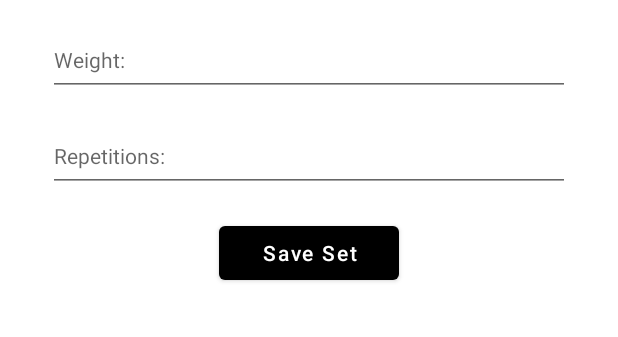
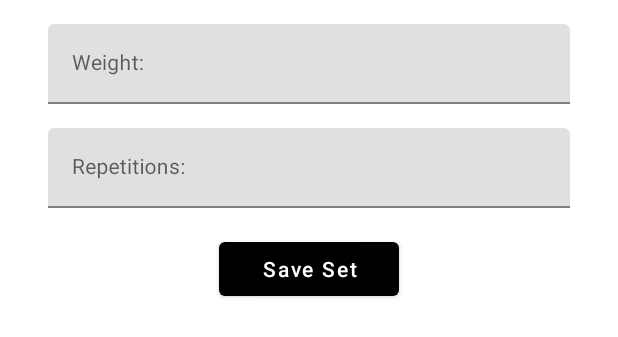
Before and after one commit to jungledav/gaintracker, an Android app: the layout fragment_add_sets.xml on its own in the app's theme, with its tools: preview values and no code run, on a phone screen of 412 x 824 dp. Shown: the top 337 px of the screen. Run offline under Robolectric (Android 15) with nearby library versions, the phone set to English and light mode, and no system bars.

Commit message:
uplifted UI add set input fields

```diff
--- a/app/src/main/java/com/UpTrack/example/UpTrack/fragments/ExerciseSetsFragment.kt
+++ b/app/src/main/java/com/UpTrack/example/UpTrack/fragments/ExerciseSetsFragment.kt
@@ -74,8 +74,8 @@ class ExerciseSetsFragment : Fragment() {
 
         binding.buttonAddSet.setOnClickListener { onAddSetButtonClick() }
 // Retrieve the saved unit and update the EditText's hint
-        binding.editTextWeight.hint = "Weight ($savedUnit):"
-        binding.editTextReps.hint = "Number of repetitions:"
+        binding.weightInputLayout.hint = "Weight ($savedUnit):"
+        binding.repsInputLayout.hint = "Number of repetitions:"
 
     }
 
--- a/app/src/main/res/layout/fragment_add_sets.xml
+++ b/app/src/main/res/layout/fragment_add_sets.xml
@@ -13,36 +13,47 @@
         android:layout_height="0dp"
         app:layout_constraintTop_toTopOf="parent" />
 
-
-    <EditText
-        android:id="@+id/editTextWeight"
+    <com.google.android.material.textfield.TextInputLayout
+        android:id="@+id/weightInputLayout"
         android:layout_width="0dp"
         android:layout_height="wrap_content"
         android:layout_marginStart="32dp"
         android:layout_marginTop="16dp"
         android:layout_marginEnd="32dp"
-        android:hint="Weight:"
-        android:inputType="numberDecimal"
-        android:minHeight="48dp"
-        android:textSize="14sp"
         app:layout_constraintStart_toStartOf="parent"
         app:layout_constraintEnd_toEndOf="parent"
-        app:layout_constraintTop_toBottomOf="@+id/viewPager"/>
+        app:layout_constraintTop_toBottomOf="@+id/viewPager">
 
-    <EditText
-        android:id="@+id/editTextReps"
+        <com.google.android.material.textfield.TextInputEditText
+            android:id="@+id/editTextWeight"
+            android:layout_width="match_parent"
+            android:layout_height="wrap_content"
+            android:hint="Weight:"
+            android:inputType="numberDecimal"
+            android:minHeight="48dp"
+            android:textSize="14sp"/>
+    </com.google.android.material.textfield.TextInputLayout>
+
+    <com.google.android.material.textfield.TextInputLayout
+        android:id="@+id/repsInputLayout"
         android:layout_width="0dp"
         android:layout_height="wrap_content"
         android:layout_marginStart="32dp"
         android:layout_marginTop="16dp"
         android:layout_marginEnd="32dp"
-        android:hint="Repetitions:"
-        android:inputType="number"
-        android:minHeight="48dp"
-        android:textSize="14sp"
-        app:layout_constraintTop_toBottomOf="@+id/editTextWeight"
+        app:layout_constraintTop_toBottomOf="@+id/weightInputLayout"
         app:layout_constraintStart_toStartOf="parent"
-        app:layout_constraintEnd_toEndOf="parent" />
+        app:layout_constraintEnd_toEndOf="parent">
+
+        <com.google.android.material.textfield.TextInputEditText
+            android:id="@+id/editTextReps"
+            android:layout_width="match_parent"
+            android:layout_height="wrap_content"
+            android:hint="Repetitions:"
+            android:inputType="number"
+            android:minHeight="48dp"
+            android:textSize="14sp" />
+    </com.google.android.material.textfield.TextInputLayout>
 
     <ScrollView
         android:layout_width="0dp"
@@ -51,7 +62,7 @@
         android:layout_marginTop="16dp"
         android:layout_marginEnd="16dp"
         android:layout_marginBottom="16dp"
-        app:layout_constraintTop_toBottomOf="@+id/editTextReps"
+        app:layout_constraintTop_toBottomOf="@+id/repsInputLayout"
         app:layout_constraintBottom_toBottomOf="parent"
         app:layout_constraintStart_toStartOf="parent"
         app:layout_constraintEnd_toEndOf="parent">
@@ -84,5 +95,4 @@
                 android:layout_marginTop="16dp" />
         </LinearLayout>
     </ScrollView>
-
 </androidx.constraintlayout.widget.ConstraintLayout>
```
